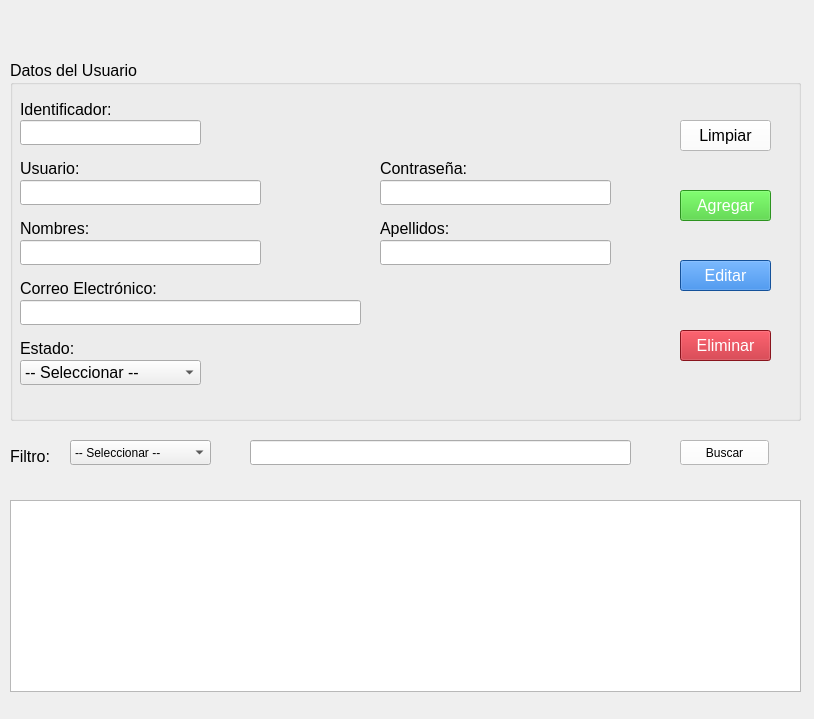
Old version of the form vistas/FrmUsuarios.ui in the repository G-Mann00/HR_Seguridad.
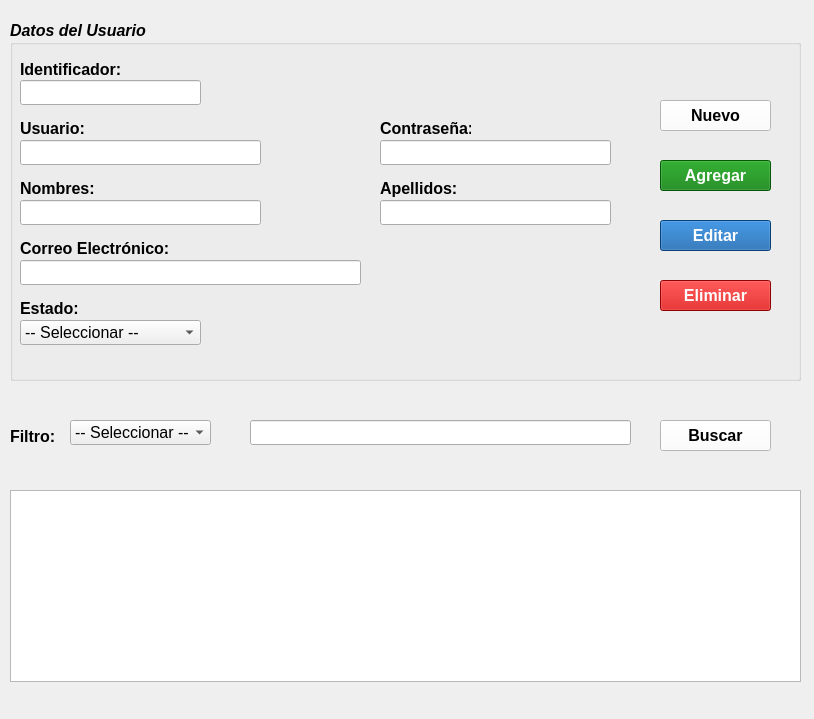
New version of the form. Icons and pictures are not drawn.

Commit message: Agregadas las vistas Usuarios, Departamentos y Rol. Se eliminaron las vistas Roles.ui y su .py y la vista Usuario.py

The edit to the form file:
```diff
--- a/vistas/FrmUsuarios.ui
+++ b/vistas/FrmUsuarios.ui
@@ -10,6 +10,17 @@
     <height>719</height>
    </rect>
   </property>
+  <property name="minimumSize">
+   <size>
+    <width>814</width>
+    <height>719</height>
+   </size>
+  </property>
+  <property name="font">
+   <font>
+    <pointsize>12</pointsize>
+   </font>
+  </property>
   <property name="windowTitle">
    <string>Gestión de Usuarios</string>
   </property>
@@ -17,7 +28,7 @@
    <property name="geometry">
     <rect>
      <x>10</x>
-     <y>60</y>
+     <y>20</y>
      <width>791</width>
      <height>361</height>
     </rect>
@@ -25,6 +36,9 @@
    <property name="font">
     <font>
      <pointsize>12</pointsize>
+     <weight>75</weight>
+     <italic>true</italic>
+     <bold>true</bold>
     </font>
    </property>
    <property name="title">
@@ -35,12 +49,20 @@
      <rect>
       <x>10</x>
       <y>40</y>
-      <width>101</width>
+      <width>111</width>
       <height>17</height>
      </rect>
     </property>
+    <property name="font">
+     <font>
+      <pointsize>12</pointsize>
+      <weight>75</weight>
+      <italic>false</italic>
+      <bold>true</bold>
+     </font>
+    </property>
     <property name="text">
-     <string>&lt;html&gt;&lt;head/&gt;&lt;body&gt;&lt;p&gt;Identificador:</string>
+     <string>&lt;html&gt;&lt;head/&gt;&lt;body&gt;&lt;p&gt;Identificador:      &lt;/p&gt;&lt;/body&gt;&lt;/html&gt;</string>
     </property>
    </widget>
    <widget class="QLabel" name="lbl_usuario">
@@ -52,6 +74,14 @@
       <height>17</height>
      </rect>
     </property>
+    <property name="font">
+     <font>
+      <pointsize>12</pointsize>
+      <weight>75</weight>
+      <italic>false</italic>
+      <bold>true</bold>
+     </font>
+    </property>
     <property name="text">
      <string>Usuario:</string>
     </property>
@@ -65,6 +95,14 @@
       <height>17</height>
      </rect>
     </property>
+    <property name="font">
+     <font>
+      <pointsize>12</pointsize>
+      <weight>75</weight>
+      <italic>false</italic>
+      <bold>true</bold>
+     </font>
+    </property>
     <property name="text">
      <string>Nombres:</string>
     </property>
@@ -74,10 +112,18 @@
      <rect>
       <x>10</x>
       <y>220</y>
-      <width>141</width>
+      <width>151</width>
       <height>17</height>
      </rect>
     </property>
+    <property name="font">
+     <font>
+      <pointsize>12</pointsize>
+      <weight>75</weight>
+      <italic>false</italic>
+      <bold>true</bold>
+     </font>
+    </property>
     <property name="text">
      <string>Correo Electrónico: </string>
     </property>
@@ -91,6 +137,14 @@
       <height>17</height>
      </rect>
     </property>
+    <property name="font">
+     <font>
+      <pointsize>12</pointsize>
+      <weight>75</weight>
+      <italic>false</italic>
+      <bold>true</bold>
+     </font>
+    </property>
     <property name="text">
      <string>Estado:</string>
     </property>
@@ -104,6 +158,14 @@
       <height>17</height>
      </rect>
     </property>
+    <property name="font">
+     <font>
+      <pointsize>12</pointsize>
+      <weight>75</weight>
+      <italic>false</italic>
+      <bold>true</bold>
+     </font>
+    </property>
     <property name="text">
      <string>Contraseña:</string>
     </property>
@@ -117,6 +179,14 @@
       <height>17</height>
      </rect>
     </property>
+    <property name="font">
+     <font>
+      <pointsize>12</pointsize>
+      <weight>75</weight>
+      <italic>false</italic>
+      <bold>true</bold>
+     </font>
+    </property>
     <property name="text">
      <string>Apellidos:</string>
     </property>
@@ -130,6 +200,14 @@
       <height>25</height>
      </rect>
     </property>
+    <property name="font">
+     <font>
+      <pointsize>12</pointsize>
+      <weight>50</weight>
+      <italic>false</italic>
+      <bold>false</bold>
+     </font>
+    </property>
     <property name="readOnly">
      <bool>true</bool>
     </property>
@@ -143,6 +221,14 @@
       <height>25</height>
      </rect>
     </property>
+    <property name="font">
+     <font>
+      <pointsize>12</pointsize>
+      <weight>50</weight>
+      <italic>false</italic>
+      <bold>false</bold>
+     </font>
+    </property>
    </widget>
    <widget class="QLineEdit" name="le_nombre">
     <property name="geometry">
@@ -153,6 +239,14 @@
       <height>25</height>
      </rect>
     </property>
+    <property name="font">
+     <font>
+      <pointsize>12</pointsize>
+      <weight>50</weight>
+      <italic>false</italic>
+      <bold>false</bold>
+     </font>
+    </property>
    </widget>
    <widget class="QLineEdit" name="le_email">
     <property name="geometry">
@@ -163,6 +257,14 @@
       <height>25</height>
      </rect>
     </property>
+    <property name="font">
+     <font>
+      <pointsize>12</pointsize>
+      <weight>50</weight>
+      <italic>false</italic>
+      <bold>false</bold>
+     </font>
+    </property>
    </widget>
    <widget class="QComboBox" name="cbx_estado">
     <property name="geometry">
@@ -173,6 +275,14 @@
       <height>25</height>
      </rect>
     </property>
+    <property name="font">
+     <font>
+      <pointsize>12</pointsize>
+      <weight>50</weight>
+      <italic>false</italic>
+      <bold>false</bold>
+     </font>
+    </property>
     <item>
      <property name="text">
       <string>-- Seleccionar --</string>
@@ -188,6 +298,14 @@
       <height>25</height>
      </rect>
     </property>
+    <property name="font">
+     <font>
+      <pointsize>12</pointsize>
+      <weight>50</weight>
+      <italic>false</italic>
+      <bold>false</bold>
+     </font>
+    </property>
    </widget>
    <widget class="QLineEdit" name="le_apellido">
     <property name="geometry">
@@ -198,73 +316,187 @@
       <height>25</height>
      </rect>
     </property>
+    <property name="font">
+     <font>
+      <pointsize>12</pointsize>
+      <weight>50</weight>
+      <italic>false</italic>
+      <bold>false</bold>
+     </font>
+    </property>
    </widget>
    <widget class="QPushButton" name="btn_limpiar">
     <property name="geometry">
      <rect>
-      <x>670</x>
-      <y>60</y>
-      <width>91</width>
+      <x>650</x>
+      <y>260</y>
+      <width>111</width>
       <height>31</height>
      </rect>
     </property>
-    <property name="styleSheet">
-     <string notr="true">color: Black;
-background-color: rgb(255, 255, 255)</string>
-    </property>
-    <property name="text">
-     <string>Limpiar</string>
-    </property>
-   </widget>
-   <widget class="QPushButton" name="btn_agregar">
-    <property name="geometry">
-     <rect>
-      <x>670</x>
-      <y>130</y>
-      <width>91</width>
+    <property name="minimumSize">
+     <size>
+      <width>111</width>
       <height>31</height>
-     </rect>
+     </size>
+    </property>
+    <property name="font">
+     <font>
+      <pointsize>12</pointsize>
+      <weight>75</weight>
+      <italic>false</italic>
+      <bold>true</bold>
+     </font>
     </property>
     <property name="styleSheet">
      <string notr="true">color: White;
-background-color: rgb(62, 206, 43)</string>
+background-color: rgb(201,0,0)</string>
     </property>
     <property name="text">
-     <string>Agregar</string>
+     <string>Eliminar</string>
+    </property>
+    <property name="icon">
+     <iconset resource="../recursos/iconosBotones.qrc">
+      <normaloff>:/iconosCrud/delete40.png</normaloff>:/iconosCrud/delete40.png</iconset>
+    </property>
+    <property name="iconSize">
+     <size>
+      <width>20</width>
+      <height>20</height>
+     </size>
     </property>
    </widget>
    <widget class="QPushButton" name="btn_editar">
     <property name="geometry">
      <rect>
-      <x>670</x>
+      <x>650</x>
       <y>200</y>
-      <width>91</width>
+      <width>111</width>
       <height>31</height>
      </rect>
     </property>
+    <property name="minimumSize">
+     <size>
+      <width>111</width>
+      <height>31</height>
+     </size>
+    </property>
+    <property name="font">
+     <font>
+      <pointsize>12</pointsize>
+      <weight>75</weight>
+      <italic>false</italic>
+      <bold>true</bold>
+     </font>
+    </property>
+    <property name="toolTip">
+     <string>&lt;html&gt;&lt;head/&gt;&lt;body&gt;&lt;p&gt;&lt;a name=&quot;docs-internal-guid-9f32f1a0-7fff-3aa2-c71f-d8139ac015ba&quot;/&gt;&lt;span style=&quot; font-family:'Arial'; font-weight:400; color:#000000; background-color:transparent;&quot;&gt;E&lt;/span&gt;&lt;span style=&quot; font-family:'Arial'; font-weight:400; color:#000000; background-color:transparent;&quot;&gt;dita un registro ya existente&lt;/span&gt;&lt;/p&gt;&lt;/body&gt;&lt;/html&gt;</string>
+    </property>
     <property name="styleSheet">
      <string notr="true">color: White;
-background-color: rgb(28, 113, 216)</string>
+background-color: rgb(12,91,166)</string>
     </property>
     <property name="text">
      <string>Editar</string>
     </property>
+    <property name="icon">
+     <iconset resource="../recursos/iconosBotones.qrc">
+      <normaloff>:/iconosCrud/edit40.png</normaloff>:/iconosCrud/edit40.png</iconset>
+    </property>
+    <property name="iconSize">
+     <size>
+      <width>20</width>
+      <height>20</height>
+     </size>
+    </property>
    </widget>
    <widget class="QPushButton" name="btn_eliminar">
     <property name="geometry">
      <rect>
-      <x>670</x>
-      <y>270</y>
-      <width>91</width>
+      <x>650</x>
+      <y>140</y>
+      <width>111</width>
       <height>31</height>
      </rect>
     </property>
+    <property name="minimumSize">
+     <size>
+      <width>111</width>
+      <height>31</height>
+     </size>
+    </property>
+    <property name="font">
+     <font>
+      <pointsize>12</pointsize>
+      <weight>75</weight>
+      <italic>false</italic>
+      <bold>true</bold>
+     </font>
+    </property>
+    <property name="toolTip">
+     <string>&lt;html&gt;&lt;head/&gt;&lt;body&gt;&lt;p&gt;&lt;span style=&quot; font-family:'Arial'; font-weight:400; color:#000000; background-color:transparent;&quot;&gt;Crea un registro&lt;/span&gt;&lt;/p&gt;&lt;/body&gt;&lt;/html&gt;</string>
+    </property>
     <property name="styleSheet">
-     <string notr="true">Color: White;
-background-color: rgb(192, 28, 40)</string>
+     <string notr="true">color: White;
+background-color:rgb(7,125,8)</string>
     </property>
     <property name="text">
-     <string>Eliminar</string>
+     <string>Agregar</string>
+    </property>
+    <property name="icon">
+     <iconset resource="../recursos/iconosBotones.qrc">
+      <normaloff>:/iconosCrud/add40.png</normaloff>:/iconosCrud/add40.png</iconset>
+    </property>
+    <property name="iconSize">
+     <size>
+      <width>20</width>
+      <height>20</height>
+     </size>
+    </property>
+   </widget>
+   <widget class="QPushButton" name="btn_limpiar">
+    <property name="geometry">
+     <rect>
+      <x>650</x>
+      <y>80</y>
+      <width>111</width>
+      <height>31</height>
+     </rect>
+    </property>
+    <property name="minimumSize">
+     <size>
+      <width>111</width>
+      <height>31</height>
+     </size>
+    </property>
+    <property name="font">
+     <font>
+      <pointsize>12</pointsize>
+      <weight>75</weight>
+      <italic>false</italic>
+      <bold>true</bold>
+     </font>
+    </property>
+    <property name="toolTip">
+     <string>&lt;html&gt;&lt;head/&gt;&lt;body&gt;&lt;p&gt;&lt;span style=&quot; font-weight:400;&quot;&gt;Limpia los campos del formulario&lt;/span&gt;&lt;/p&gt;&lt;/body&gt;&lt;/html&gt;</string>
+    </property>
+    <property name="styleSheet">
+     <string notr="true">color: Black;
+background-color:white
+</string>
+    </property>
+    <property name="text">
+     <string>Nuevo</string>
+    </property>
+    <property name="icon">
+     <iconset resource="../recursos/iconosBotones.qrc">
+      <normaloff>:/iconosCrud/clean40.png</normaloff>:/iconosCrud/clean40.png</iconset>
+    </property>
+    <property name="iconSize">
+     <size>
+      <width>20</width>
+      <height>20</height>
+     </size>
     </property>
    </widget>
   </widget>
@@ -272,7 +504,7 @@
    <property name="geometry">
     <rect>
      <x>10</x>
-     <y>446</y>
+     <y>426</y>
      <width>67</width>
      <height>21</height>
     </rect>
@@ -280,6 +512,8 @@
    <property name="font">
     <font>
      <pointsize>12</pointsize>
+     <weight>75</weight>
+     <bold>true</bold>
     </font>
    </property>
    <property name="text">
@@ -290,7 +524,7 @@
    <property name="geometry">
     <rect>
      <x>70</x>
-     <y>440</y>
+     <y>420</y>
      <width>141</width>
      <height>25</height>
     </rect>
@@ -305,21 +539,38 @@
    <property name="geometry">
     <rect>
      <x>250</x>
-     <y>440</y>
+     <y>420</y>
      <width>381</width>
      <height>25</height>
     </rect>
    </property>
   </widget>
+  <widget class="QTableView" name="tv_usuario">
+   <property name="geometry">
+    <rect>
+     <x>10</x>
+     <y>490</y>
+     <width>791</width>
+     <height>192</height>
+    </rect>
+   </property>
+  </widget>
   <widget class="QPushButton" name="btn_buscar">
    <property name="geometry">
     <rect>
-     <x>680</x>
-     <y>440</y>
-     <width>89</width>
-     <height>25</height>
+     <x>660</x>
+     <y>420</y>
+     <width>111</width>
+     <height>31</height>
     </rect>
    </property>
+   <property name="font">
+    <font>
+     <pointsize>12</pointsize>
+     <weight>75</weight>
+     <bold>true</bold>
+    </font>
+   </property>
    <property name="styleSheet">
     <string notr="true">color: Black;
 background-color: rgb(255, 255, 255)</string>
@@ -327,15 +578,15 @@
    <property name="text">
     <string>Buscar</string>
    </property>
-  </widget>
-  <widget class="QTableView" name="tv_usuario">
-   <property name="geometry">
-    <rect>
-     <x>10</x>
-     <y>500</y>
-     <width>791</width>
-     <height>192</height>
-    </rect>
+   <property name="icon">
+    <iconset resource="../recursos/iconosBotones.qrc">
+     <normaloff>:/iconosCrud/search40.png</normaloff>:/iconosCrud/search40.png</iconset>
+   </property>
+   <property name="iconSize">
+    <size>
+     <width>20</width>
+     <height>20</height>
+    </size>
    </property>
   </widget>
  </widget>
```
Left out of the diff: 20 changed lines with no effect on the pictures. The commit also changes 8 other files.
